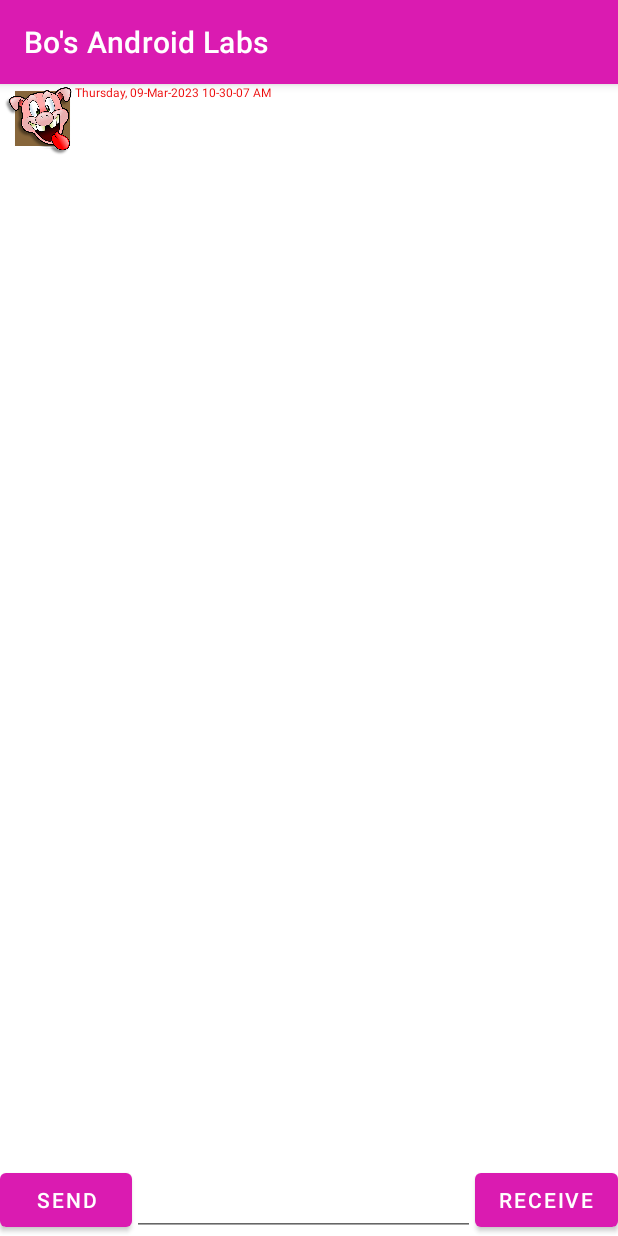
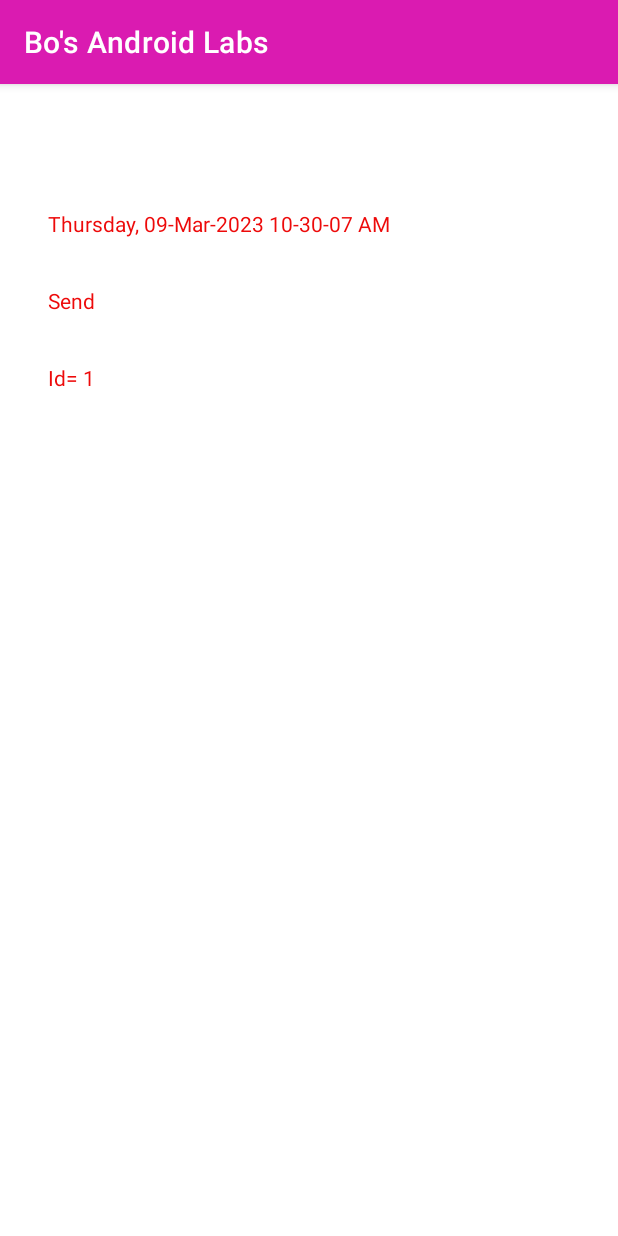
Before and after one commit to Superbigbabol/MyAndroidLabs, an Android app: the screen it shows after launch (ChatRoom), after a tap on an icon or button, on a phone screen of 412 x 824 dp. Run offline under Robolectric (Android 15) with nearby library versions, the phone set to English and light mode, and no system bars; our stand-ins replace Room's generated code; 1 other tap on this screen came first.

Commit message:
Finished Week8

```diff
--- a/app/src/main/java/algonquin/cst2335/shu00003/ChatRoom.java
+++ b/app/src/main/java/algonquin/cst2335/shu00003/ChatRoom.java
@@ -221,6 +221,7 @@ public class ChatRoom extends AppCompatActivity {
             getSupportFragmentManager()
                     .beginTransaction()
                     .replace(R.id.fragmentLocation, chatFragment)
+                    .addToBackStack("")
                     .commit();
         });
 
--- a/app/src/main/res/layout/activity_chat_room.xml
+++ b/app/src/main/res/layout/activity_chat_room.xml
@@ -1,10 +1,20 @@
 <?xml version="1.0" encoding="utf-8"?>
-<androidx.constraintlayout.widget.ConstraintLayout xmlns:android="http://schemas.android.com/apk/res/android"
+<LinearLayout xmlns:android="http://schemas.android.com/apk/res/android"
     xmlns:app="http://schemas.android.com/apk/res-auto"
     xmlns:tools="http://schemas.android.com/tools"
     android:layout_width="match_parent"
     android:layout_height="match_parent"
-    tools:context=".ChatRoom">
+    android:orientation="vertical" >
+
+    <FrameLayout
+        android:id="@+id/fragmentLocation"
+        android:layout_width="match_parent"
+        android:layout_height="match_parent" >
+
+        <androidx.constraintlayout.widget.ConstraintLayout
+            android:layout_width="match_parent"
+            android:layout_height="match_parent"
+            tools:context=".ChatRoom" >
 
             <androidx.recyclerview.widget.RecyclerView
                 android:id="@+id/recycleView"
@@ -42,3 +52,5 @@
                 app:layout_constraintBottom_toBottomOf="parent"
                 app:layout_constraintEnd_toEndOf="parent" />
         </androidx.constraintlayout.widget.ConstraintLayout>
+    </FrameLayout>
+</LinearLayout>
--- a/app/src/main/res/layout/details_layout.xml
+++ b/app/src/main/res/layout/details_layout.xml
@@ -3,7 +3,8 @@
     xmlns:app="http://schemas.android.com/apk/res-auto"
     xmlns:tools="http://schemas.android.com/tools"
     android:layout_width="match_parent"
-    android:layout_height="match_parent">
+    android:layout_height="wrap_content"
+    android:background="@color/white" >
 
     <TextView
         android:id="@+id/messageText"
```
Lines whose indentation alone changed are shown as unchanged.
